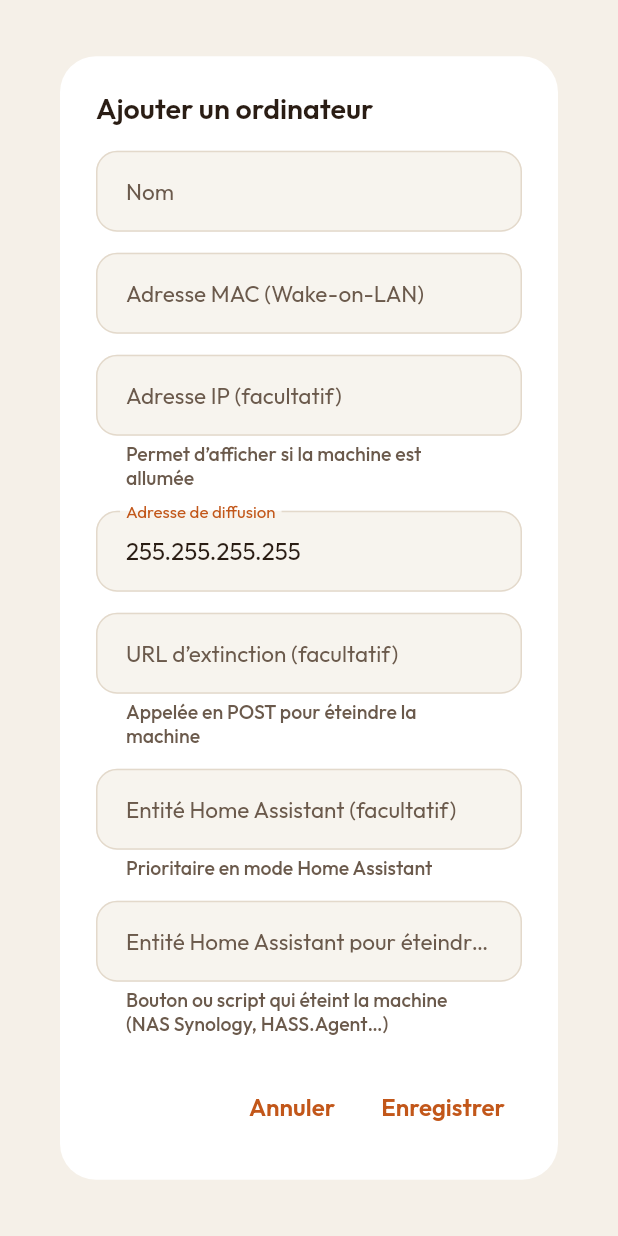
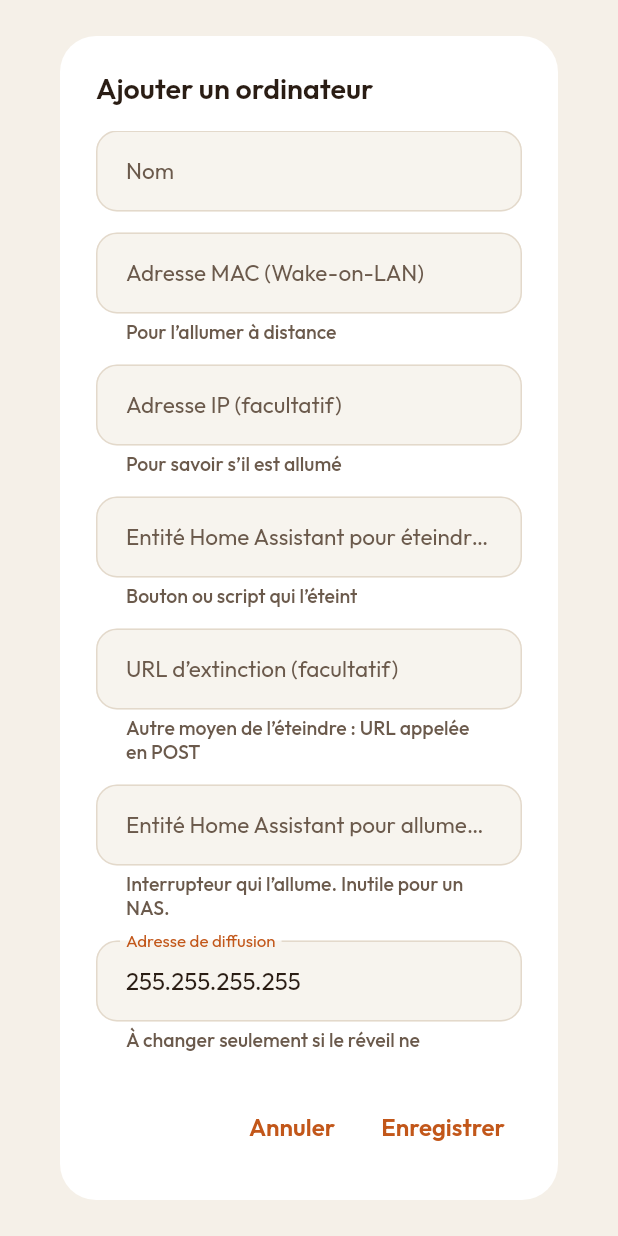
Before and after one commit to ShinezeoGame/sDash, a Flutter app: the _ComputerDialog widget shown alone on an empty page, opened directly, on a phone screen of 412 x 824 dp. Run offline on Flutter 3.47's test engine with Material 3 defaults, Android fonts, the phone set to English and light mode, and no system bars; our stand-ins replace shared_preferences; accounts and stored records are empty.

Commit message:
Ordinateurs : formulaire plus clair et entité d'extinction protégée
Une entité d'extinction (button.nas_shut_down) saisie dans le champ
« Entité Home Assistant » servait à allumer la machine : un appui sur
marche l'aurait éteinte.

- Formulaire réordonné : allumer (MAC), état (IP), éteindre (entité ou
  URL), puis « Entité Home Assistant pour allumer » et l'adresse de
  diffusion ; aides plus courtes
- Le champ « pour allumer » refuse une entité d'extinction, de
  redémarrage ou de mise en veille
- Un réglage déjà enregistré de cette façon est remis dans le bon champ
  au chargement, et Home Assistant refuse de l'utiliser pour allumer
- NAS et serveurs reconnus à leur nom : icône de serveur

Co-Authored-By: Claude Opus 5.5 <noreply@anthropic.com>
Claude-Session: https://claude.ai/code/session_019XCiVq694KoWVaSjdQbher

```diff
--- a/lib/data/direct_computers.dart
+++ b/lib/data/direct_computers.dart
@@ -45,6 +45,7 @@ class DirectComputers {
         state: _states[c.id] ?? PowerState.unknown,
         detail: c.host.isNotEmpty ? c.host : (c.mac.isNotEmpty ? c.mac.toUpperCase() : null),
         canShutdown: _canShutdown(c),
+        isServer: c.isServer,
       ),
   ];
 
--- a/lib/data/home_assistant/ha_backend.dart
+++ b/lib/data/home_assistant/ha_backend.dart
@@ -363,6 +363,11 @@ class HomeAssistantBackend implements HomeBackend {
     final domain = haDomain(entity);
     final shutdown = config.haShutdownEntity.trim();
     if (!on && shutdown.isNotEmpty) return triggerEntity(shutdown);
+    if (on && isShutdownEntity(entity)) {
+      throw BackendException(
+        '« $entity » éteint la machine : indiquez-la dans « Entité Home Assistant pour éteindre » (Réglages).',
+      );
+    }
     if (domain == 'button') {
       if (!on) throw const BackendException('Aucune commande d’extinction configurée pour cet ordinateur.');
       return _service('button', 'press', entity);
--- a/lib/data/home_assistant/ha_mapper.dart
+++ b/lib/data/home_assistant/ha_mapper.dart
@@ -283,6 +283,7 @@ HomeState mapHomeAssistant({
           },
           detail: c.host.isNotEmpty ? c.host : c.haEntity.trim(),
           canShutdown: haDomain(c.haEntity.trim()) != 'button' || c.haShutdownEntity.trim().isNotEmpty,
+          isServer: c.isServer,
         ),
   ];
 
--- a/lib/ui/pages/settings_page.dart
+++ b/lib/ui/pages/settings_page.dart
@@ -496,6 +496,11 @@ class _ComputerDialogState extends State<_ComputerDialog> {
     );
   }
 
+  static String? _entityFormat(String? v) {
+    final e = (v ?? '').trim();
+    return e.isNotEmpty && !RegExp(r'^[a-z_]+\.[a-z0-9_]+$').hasMatch(e) ? 'Format attendu : domaine.nom' : null;
+  }
+
   @override
   Widget build(BuildContext context) {
     const gap = SizedBox(height: 14);
@@ -521,11 +526,12 @@ class _ComputerDialogState extends State<_ComputerDialog> {
                   decoration: const InputDecoration(
                     labelText: 'Adresse MAC (Wake-on-LAN)',
                     hintText: 'AA:BB:CC:DD:EE:FF',
+                    helperText: 'Pour l’allumer à distance',
                   ),
                   validator: (v) {
                     final mac = (v ?? '').trim();
                     if (mac.isEmpty && _entity.text.trim().isEmpty) {
-                      return 'Indiquez une adresse MAC ou une entité Home Assistant';
+                      return 'Indiquez une adresse MAC ou une entité Home Assistant pour allumer';
                     }
                     if (mac.isNotEmpty && !isValidMac(mac)) return 'Adresse MAC invalide';
                     return null;
@@ -539,15 +545,19 @@ class _ComputerDialogState extends State<_ComputerDialog> {
                   decoration: const InputDecoration(
                     labelText: 'Adresse IP (facultatif)',
                     hintText: '192.168.1.42',
-                    helperText: 'Permet d’afficher si la machine est allumée',
+                    helperText: 'Pour savoir s’il est allumé',
                   ),
                 ),
                 gap,
                 TextFormField(
-                  controller: _broadcast,
+                  controller: _shutdownEntity,
                   autocorrect: false,
-                  keyboardType: TextInputType.url,
-                  decoration: const InputDecoration(labelText: 'Adresse de diffusion', hintText: '255.255.255.255'),
+                  decoration: const InputDecoration(
+                    labelText: 'Entité Home Assistant pour éteindre (facultatif)',
+                    hintText: 'button.nas_shut_down',
+                    helperText: 'Bouton ou script qui l’éteint',
+                  ),
+                  validator: _entityFormat,
                 ),
                 gap,
                 TextFormField(
@@ -557,7 +567,7 @@ class _ComputerDialogState extends State<_ComputerDialog> {
                   decoration: const InputDecoration(
                     labelText: 'URL d’extinction (facultatif)',
                     hintText: 'http://192.168.1.42:8000/shutdown',
-                    helperText: 'Appelée en POST pour éteindre la machine',
+                    helperText: 'Autre moyen de l’éteindre : URL appelée en POST',
                   ),
                   validator: (v) {
                     final url = (v ?? '').trim();
@@ -573,32 +583,28 @@ class _ComputerDialogState extends State<_ComputerDialog> {
                   controller: _entity,
                   autocorrect: false,
                   decoration: const InputDecoration(
-                    labelText: 'Entité Home Assistant (facultatif)',
+                    labelText: 'Entité Home Assistant pour allumer (facultatif)',
                     hintText: 'switch.pc_bureau',
-                    helperText: 'Prioritaire en mode Home Assistant',
+                    helperText: 'Interrupteur qui l’allume. Inutile pour un NAS.',
                   ),
                   validator: (v) {
                     final e = (v ?? '').trim();
-                    return e.isNotEmpty && !RegExp(r'^[a-z_]+\.[a-z0-9_]+$').hasMatch(e)
-                        ? 'Format attendu : domaine.nom'
-                        : null;
+                    if (isShutdownEntity(e)) {
+                      return 'Elle éteint la machine : mettez-la dans « pour éteindre »';
+                    }
+                    return _entityFormat(e);
                   },
                 ),
                 gap,
                 TextFormField(
-                  controller: _shutdownEntity,
+                  controller: _broadcast,
                   autocorrect: false,
+                  keyboardType: TextInputType.url,
                   decoration: const InputDecoration(
-                    labelText: 'Entité Home Assistant pour éteindre (facultatif)',
-                    hintText: 'button.nas_shut_down',
-                    helperText: 'Bouton ou script qui éteint la machine (NAS Synology, HASS.Agent…)',
+                    labelText: 'Adresse de diffusion',
+                    hintText: '255.255.255.255',
+                    helperText: 'À changer seulement si le réveil ne fonctionne pas',
                   ),
-                  validator: (v) {
-                    final e = (v ?? '').trim();
-                    return e.isNotEmpty && !RegExp(r'^[a-z_]+\.[a-z0-9_]+$').hasMatch(e)
-                        ? 'Format attendu : domaine.nom'
-                        : null;
-                  },
                 ),
               ],
             ),
```
Also changed, not shown: lib/data/settings.dart (+27 -3 lines), 2 other files.
